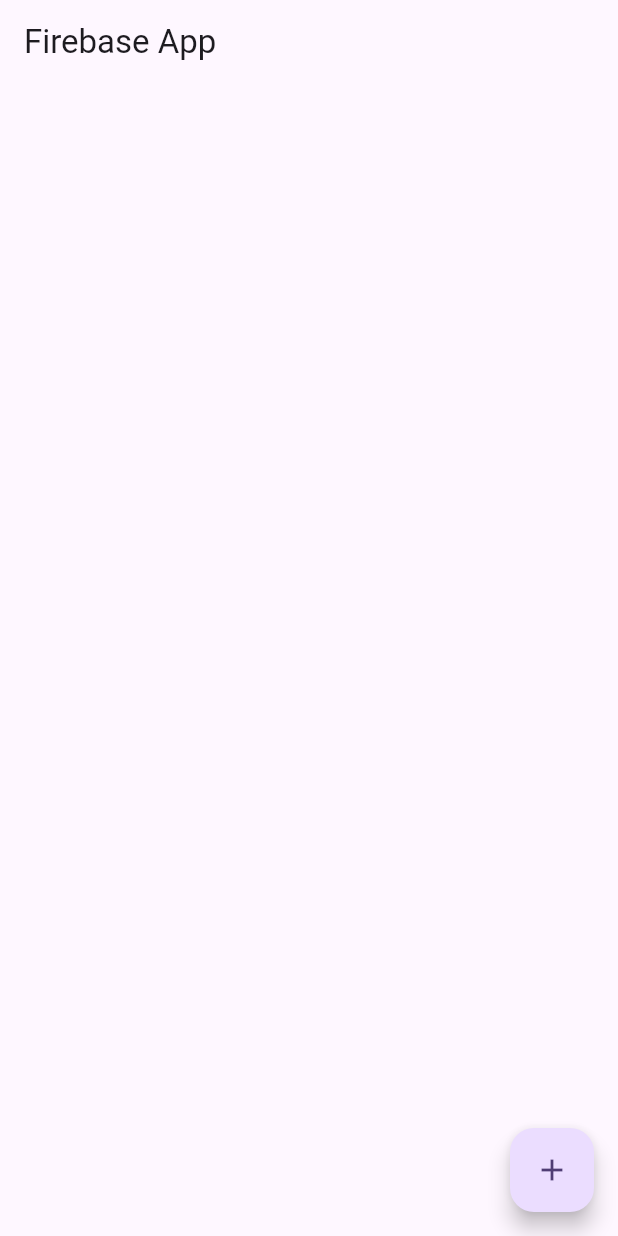
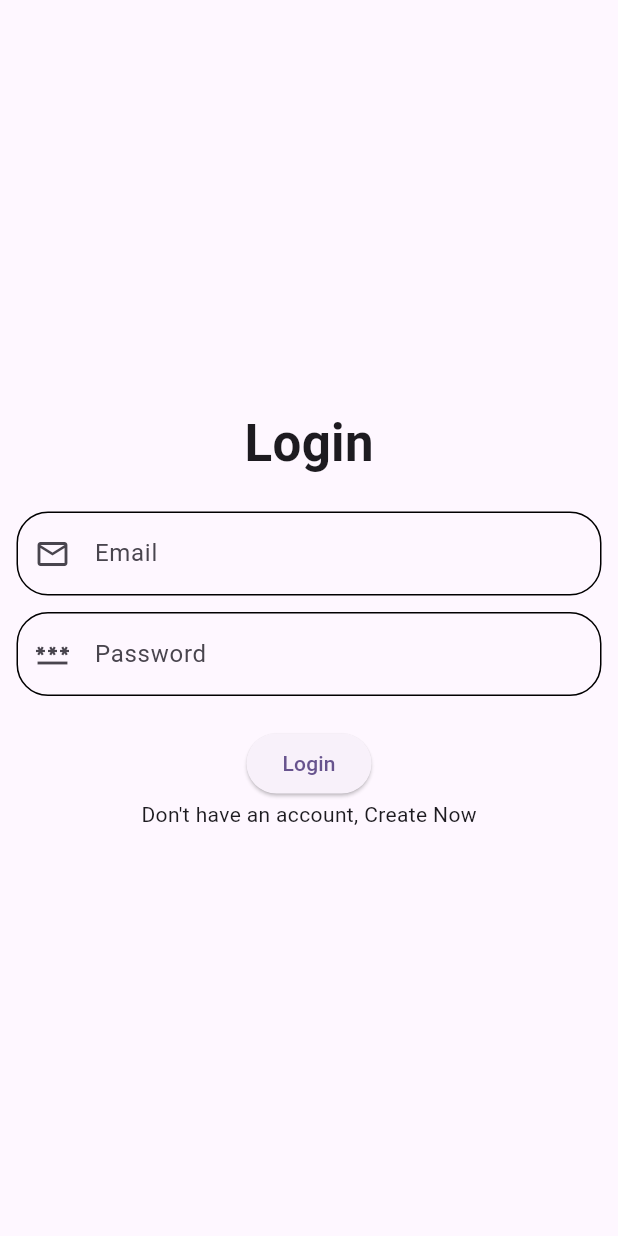
Before and after one commit to raunak2909/first_fbase_239, a Flutter app: the screen it shows after launch, on a phone screen of 412 x 824 dp. Run offline on Flutter 3.47's test engine with Material 3 defaults, Android fonts, the phone set to English and light mode, and no system bars; our stand-ins replace cloud_firestore, firebase_auth, firebase_core, shared_preferences; accounts and stored records are empty.

Commit message:
Added authentication and user specific data

```diff
--- a/lib/main.dart
+++ b/lib/main.dart
@@ -1,6 +1,7 @@
 import 'package:firebase_core/firebase_core.dart';
 import 'package:first_fbase_239/firebase_options.dart';
 import 'package:first_fbase_239/screens/home_page.dart';
+import 'package:first_fbase_239/screens/user_on_boarding/sign_in_page.dart';
 import 'package:flutter/material.dart';
 
 void main() async{
@@ -21,7 +22,7 @@ class MyApp extends StatelessWidget {
        colorScheme: ColorScheme.fromSeed(seedColor: Colors.deepPurple),
         useMaterial3: true,
       ),
-      home: HomePage(),
+      home: SignInPage(),
     );
   }
 }
--- /dev/null
+++ b/lib/screens/user_on_boarding/sign_in_page.dart
@@ -0,0 +1,103 @@
+import 'package:firebase_auth/firebase_auth.dart';
+import 'package:first_fbase_239/screens/home_page.dart';
+import 'package:first_fbase_239/screens/user_on_boarding/sign_up_page.dart';
+import 'package:flutter/material.dart';
+import 'package:shared_preferences/shared_preferences.dart';
+
+class SignInPage extends StatelessWidget {
+  TextEditingController emailController = TextEditingController();
+  TextEditingController passController = TextEditingController();
+
+  FirebaseAuth firebaseAuth = FirebaseAuth.instance;
+
+  static const String PREF_USER_ID_KEY = "uid";
+
+  @override
+  Widget build(BuildContext context) {
+    return Scaffold(
+      body: Padding(
+        padding: const EdgeInsets.all(11.0),
+        child: Column(
+          mainAxisAlignment: MainAxisAlignment.center,
+          children: [
+            Text(
+              'Login',
+              style: TextStyle(fontSize: 34, fontWeight: FontWeight.bold),
+            ),
+            SizedBox(
+              height: 21,
+            ),
+            TextField(
+              controller: emailController,
+              keyboardType: TextInputType.emailAddress,
+              decoration: InputDecoration(
+                prefixIcon: Icon(Icons.email_outlined),
+                label: Text('Email'),
+                hintText: 'Enter your email here..',
+                focusedBorder: OutlineInputBorder(
+                  borderRadius: BorderRadius.circular(21),
+                ),
+                enabledBorder: OutlineInputBorder(
+                  borderRadius: BorderRadius.circular(21),
+                ),
+              ),
+            ),
+            SizedBox(
+              height: 11,
+            ),
+            TextField(
+              controller: passController,
+              keyboardType: TextInputType.text,
+              decoration: InputDecoration(
+                prefixIcon: Icon(Icons.password),
+                label: Text('Password'),
+                hintText: 'Enter your password here..',
+                focusedBorder: OutlineInputBorder(
+                  borderRadius: BorderRadius.circular(21),
+                ),
+                enabledBorder: OutlineInputBorder(
+                  borderRadius: BorderRadius.circular(21),
+                ),
+              ),
+            ),
+            SizedBox(
+              height: 21,
+            ),
+            ElevatedButton(
+                onPressed: () {
+                  try {
+                    firebaseAuth
+                        .signInWithEmailAndPassword(
+                            email: emailController.text.toString(),
+                            password: passController.text.toString())
+                        .then((value) async{
+                      print("User Logged in: ${value.user!.uid}");
+
+                      ///shared pref
+                      var prefs = await SharedPreferences.getInstance();
+                      prefs.setString(PREF_USER_ID_KEY, value.user!.uid);
+
+                      Navigator.pushReplacement(context, MaterialPageRoute(builder: (context) => HomePage(),));
+                    });
+                  } on FirebaseAuthException catch (e) {
+                    print('Error: Invalid Credentials!!');
+                  } catch (e) {
+                    print('Error: $e');
+                  }
+                },
+                child: Text('Login')),
+            InkWell(
+                onTap: () {
+                  Navigator.push(
+                      context,
+                      MaterialPageRoute(
+                        builder: (context) => SignUpPage(),
+                      ));
+                },
+                child: Text('Don\'t have an account, Create Now')),
+          ],
+        ),
+      ),
+    );
+  }
+}
--- a/lib/user_model.dart
+++ b/lib/user_model.dart
@@ -2,7 +2,6 @@ class UserModel {
   String? name;
   String? email;
   String? gender;
-  String? address;
   int? age;
   String? mobNo;
 
@@ -10,7 +9,6 @@ class UserModel {
     required this.name,
     required this.email,
     required this.gender,
-    required this.address,
     required this.age,
     required this.mobNo,
   });
@@ -20,7 +18,6 @@ class UserModel {
         name: doc['name'],
         email: doc['email'],
         gender: doc['gender'],
-        address: doc['address'],
         age: doc['age'],
         mobNo: doc['mobNo']);
   }
@@ -31,7 +28,6 @@ class UserModel {
       "name": name,
       "email": email,
       "gender": gender,
-      "address": address,
       "age": age,
       "mobNo": mobNo,
     };
--- a/pubspec.yaml
+++ b/pubspec.yaml
@@ -37,6 +37,8 @@ dependencies:
   cupertino_icons: ^1.0.2
   firebase_core: ^2.27.0
   cloud_firestore: ^4.15.8
+  firebase_auth: ^4.17.8
+  shared_preferences: ^2.2.3
 
 dev_dependencies:
   flutter_test:
```
Also changed, not shown: lib/screens/home_page.dart (+35 -7 lines), lib/screens/user_on_boarding/sign_up_page.dart (added, +194 -0 lines), pubspec.lock, 3 other files.
